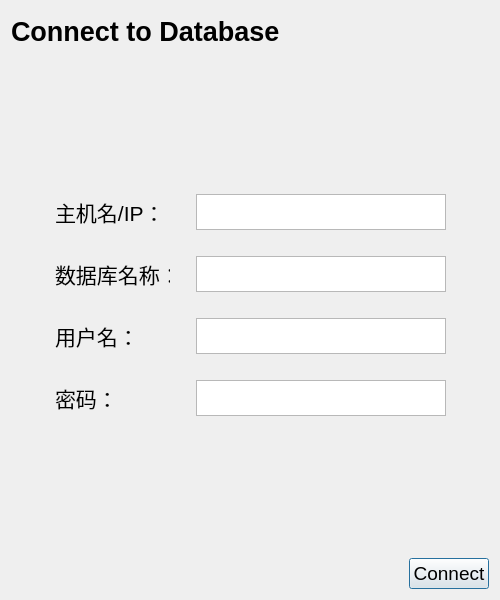
Old version of the form src/connectwindow.ui in the repository Paraworker/airline_server.
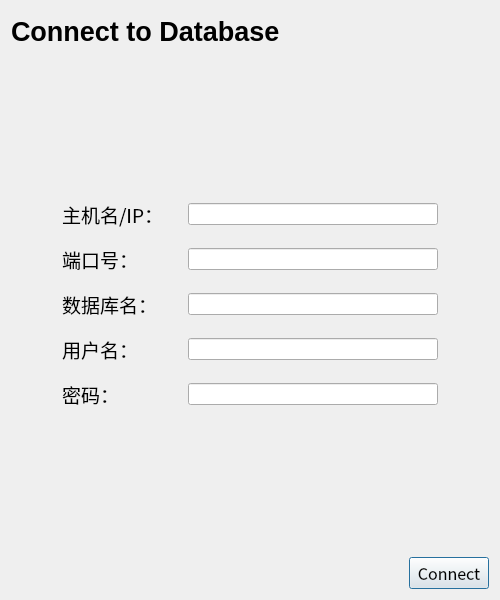
New version of the form.

Patch:
```diff
--- a/src/connectwindow.ui
+++ b/src/connectwindow.ui
@@ -23,8 +23,6 @@
    <item row="0" column="0" colspan="2">
     <layout class="QVBoxLayout" name="verticalLayout_2">
      <item>
-      <layout class="QHBoxLayout" name="horizontalLayout_6" stretch="10,1">
-       <item>
         <widget class="QLabel" name="label_5">
          <property name="minimumSize">
           <size>
@@ -51,21 +49,6 @@
         </widget>
        </item>
        <item>
-        <spacer name="horizontalSpacer_10">
-         <property name="orientation">
-          <enum>Qt::Horizontal</enum>
-         </property>
-         <property name="sizeHint" stdset="0">
-          <size>
-           <width>40</width>
-           <height>20</height>
-          </size>
-         </property>
-        </spacer>
-       </item>
-      </layout>
-     </item>
-     <item>
       <spacer name="verticalSpacer">
        <property name="orientation">
         <enum>Qt::Vertical</enum>
@@ -81,7 +64,7 @@
      <item>
       <layout class="QVBoxLayout" name="verticalLayout">
        <property name="spacing">
-        <number>26</number>
+        <number>16</number>
        </property>
        <item>
         <layout class="QHBoxLayout" name="horizontalLayout">
@@ -102,19 +85,20 @@
           <widget class="QLabel" name="label">
            <property name="minimumSize">
             <size>
-             <width>115</width>
+             <width>110</width>
              <height>0</height>
             </size>
            </property>
            <property name="maximumSize">
             <size>
-             <width>115</width>
+             <width>110</width>
              <height>16777215</height>
             </size>
            </property>
            <property name="font">
             <font>
-             <pointsize>16</pointsize>
+             <family>Noto Sans CJK SC</family>
+             <pointsize>14</pointsize>
             </font>
            </property>
            <property name="text">
@@ -123,24 +107,13 @@
           </widget>
          </item>
          <item>
-          <widget class="QTextEdit" name="textEdit_hostname">
+          <widget class="QLineEdit" name="lineEdit_hostname">
            <property name="minimumSize">
             <size>
              <width>250</width>
-             <height>36</height>
+             <height>0</height>
             </size>
            </property>
-           <property name="maximumSize">
-            <size>
-             <width>250</width>
-             <height>36</height>
-            </size>
-           </property>
-           <property name="font">
-            <font>
-             <pointsize>14</pointsize>
-            </font>
-           </property>
           </widget>
          </item>
          <item>
@@ -158,6 +131,71 @@
          </item>
         </layout>
        </item>
+       <item>
+        <layout class="QHBoxLayout" name="horizontalLayout_7">
+         <item>
+          <spacer name="horizontalSpacer_11">
+           <property name="orientation">
+            <enum>Qt::Horizontal</enum>
+           </property>
+           <property name="sizeHint" stdset="0">
+            <size>
+             <width>40</width>
+             <height>20</height>
+            </size>
+           </property>
+          </spacer>
+         </item>
+         <item>
+          <widget class="QLabel" name="label_6">
+           <property name="minimumSize">
+            <size>
+             <width>110</width>
+             <height>0</height>
+            </size>
+           </property>
+           <property name="maximumSize">
+            <size>
+             <width>110</width>
+             <height>16777215</height>
+            </size>
+           </property>
+           <property name="font">
+            <font>
+             <family>Noto Sans CJK SC</family>
+             <pointsize>14</pointsize>
+            </font>
+           </property>
+           <property name="text">
+            <string>端口号：</string>
+           </property>
+          </widget>
+         </item>
+         <item>
+          <widget class="QLineEdit" name="lineEdit_port">
+           <property name="minimumSize">
+            <size>
+             <width>250</width>
+             <height>0</height>
+            </size>
+           </property>
+          </widget>
+         </item>
+         <item>
+          <spacer name="horizontalSpacer_12">
+           <property name="orientation">
+            <enum>Qt::Horizontal</enum>
+           </property>
+           <property name="sizeHint" stdset="0">
+            <size>
+             <width>40</width>
+             <height>20</height>
+            </size>
+           </property>
+          </spacer>
+         </item>
+        </layout>
+       </item>
        <item>
         <layout class="QHBoxLayout" name="horizontalLayout_2">
          <item>
@@ -177,45 +215,35 @@
           <widget class="QLabel" name="label_2">
            <property name="minimumSize">
             <size>
-             <width>115</width>
+             <width>110</width>
              <height>0</height>
             </size>
            </property>
            <property name="maximumSize">
             <size>
-             <width>115</width>
+             <width>110</width>
              <height>16777215</height>
             </size>
            </property>
            <property name="font">
             <font>
-             <pointsize>16</pointsize>
+             <family>Noto Sans CJK SC</family>
+             <pointsize>14</pointsize>
             </font>
            </property>
            <property name="text">
-            <string>数据库名称：</string>
+            <string>数据库名：</string>
            </property>
           </widget>
          </item>
          <item>
-          <widget class="QTextEdit" name="textEdit_dbname">
+          <widget class="QLineEdit" name="lineEdit_dbname">
            <property name="minimumSize">
             <size>
              <width>250</width>
-             <height>36</height>
+             <height>0</height>
             </size>
            </property>
-           <property name="maximumSize">
-            <size>
-             <width>250</width>
-             <height>36</height>
-            </size>
-           </property>
-           <property name="font">
-            <font>
-             <pointsize>14</pointsize>
-            </font>
-           </property>
           </widget>
          </item>
          <item>
@@ -252,19 +280,20 @@
           <widget class="QLabel" name="label_3">
            <property name="minimumSize">
             <size>
-             <width>115</width>
+             <width>110</width>
              <height>0</height>
             </size>
            </property>
            <property name="maximumSize">
             <size>
-             <width>115</width>
+             <width>110</width>
              <height>16777215</height>
             </size>
            </property>
            <property name="font">
             <font>
-             <pointsize>16</pointsize>
+             <family>Noto Sans CJK SC</family>
+             <pointsize>14</pointsize>
             </font>
            </property>
            <property name="text">
@@ -273,24 +302,13 @@
           </widget>
          </item>
          <item>
-          <widget class="QTextEdit" name="textEdit_username">
+          <widget class="QLineEdit" name="lineEdit_username">
            <property name="minimumSize">
             <size>
              <width>250</width>
-             <height>36</height>
+             <height>0</height>
             </size>
            </property>
-           <property name="maximumSize">
-            <size>
-             <width>250</width>
-             <height>36</height>
-            </size>
-           </property>
-           <property name="font">
-            <font>
-             <pointsize>14</pointsize>
-            </font>
-           </property>
           </widget>
          </item>
          <item>
@@ -327,19 +345,20 @@
           <widget class="QLabel" name="label_4">
            <property name="minimumSize">
             <size>
-             <width>115</width>
+             <width>110</width>
              <height>0</height>
             </size>
            </property>
            <property name="maximumSize">
             <size>
-             <width>115</width>
+             <width>110</width>
              <height>16777215</height>
             </size>
            </property>
            <property name="font">
             <font>
-             <pointsize>16</pointsize>
+             <family>Noto Sans CJK SC</family>
+             <pointsize>14</pointsize>
             </font>
            </property>
            <property name="text">
@@ -348,24 +367,13 @@
           </widget>
          </item>
          <item>
-          <widget class="QTextEdit" name="textEdit_password">
+          <widget class="QLineEdit" name="lineEdit_password">
            <property name="minimumSize">
             <size>
              <width>250</width>
-             <height>36</height>
+             <height>0</height>
             </size>
            </property>
-           <property name="maximumSize">
-            <size>
-             <width>250</width>
-             <height>36</height>
-            </size>
-           </property>
-           <property name="font">
-            <font>
-             <pointsize>14</pointsize>
-            </font>
-           </property>
           </widget>
          </item>
          <item>
@@ -417,7 +425,8 @@
         <widget class="QPushButton" name="pushButton_connect">
          <property name="font">
           <font>
-           <pointsize>14</pointsize>
+           <family>Noto Sans CJK SC</family>
+           <pointsize>12</pointsize>
           </font>
          </property>
          <property name="text">
```
Lines whose indentation alone changed are shown as unchanged.
